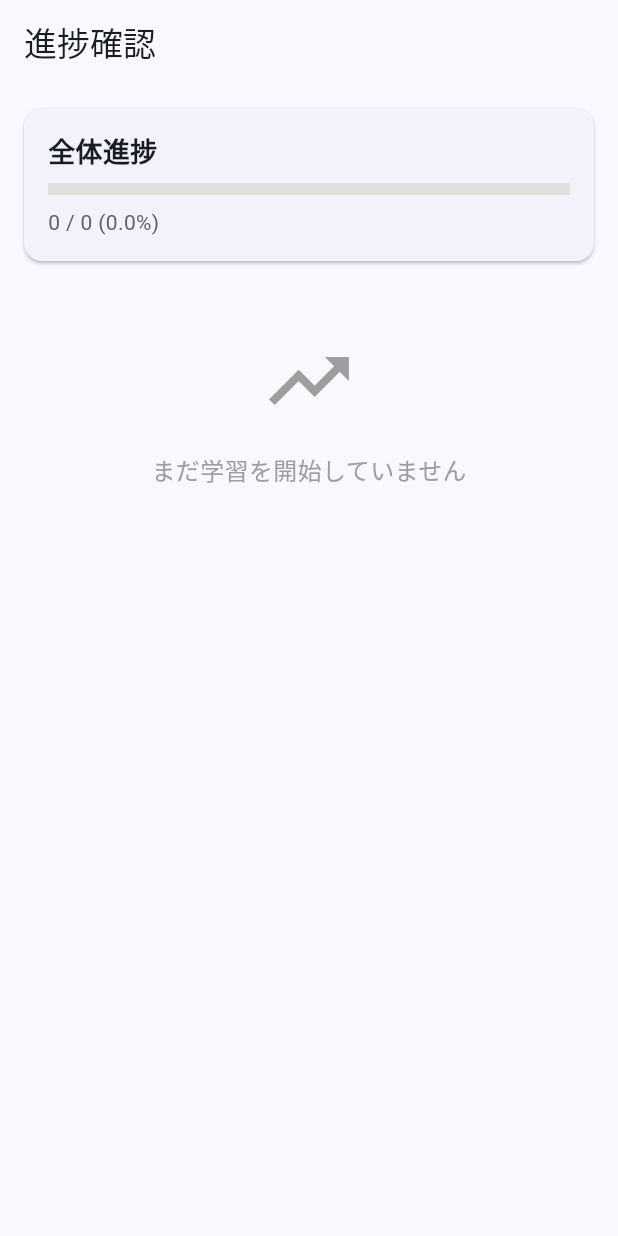
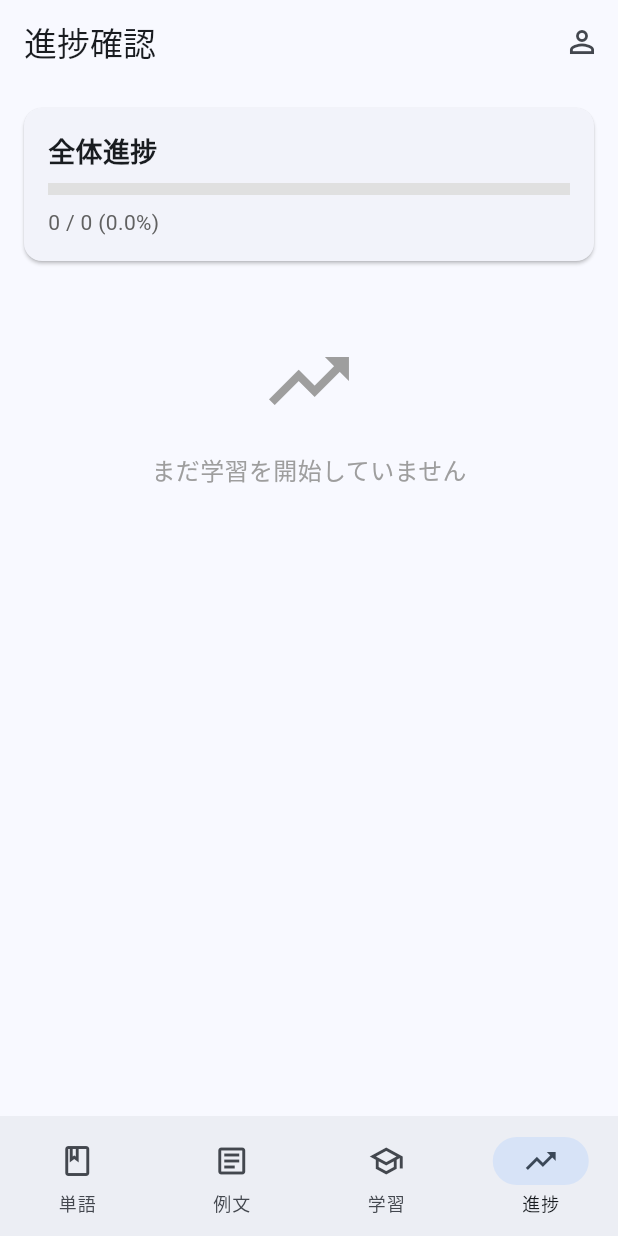
Before and after one commit to ideal-tomy/Engrowth_app, a Flutter app: the ProgressScreen screen opened by its route, on a phone screen of 412 x 824 dp. Run offline on Flutter 3.47's test engine with Material 3 defaults, Android fonts, the light colour scheme and no system bars; our stand-ins replace cached_network_image, csv, flutter_dotenv, flutter_riverpod, go_router, shimmer and 1 more; accounts and stored records are empty.

Commit message:
フッターにメイン4ページへのリンク設置

```diff
--- a/lib/screens/progress_screen.dart
+++ b/lib/screens/progress_screen.dart
@@ -1,6 +1,8 @@
 import 'package:flutter/material.dart';
 import 'package:flutter_riverpod/flutter_riverpod.dart';
+import 'package:go_router/go_router.dart';
 import '../widgets/progress_indicator.dart';
+import '../widgets/main_bottom_nav.dart';
 import '../providers/progress_provider.dart';
 import '../providers/sentence_provider.dart';
 
@@ -16,7 +18,15 @@ class ProgressScreen extends ConsumerWidget {
     return Scaffold(
       appBar: AppBar(
         title: const Text('進捗確認'),
+        actions: [
+          IconButton(
+            icon: const Icon(Icons.person_outline),
+            onPressed: () => context.push('/account'),
+            tooltip: 'アカウント',
+          ),
+        ],
       ),
+      bottomNavigationBar: const MainBottomNav(),
       body: SingleChildScrollView(
         child: Column(
           children: [
--- a/lib/utils/router.dart
+++ b/lib/utils/router.dart
@@ -5,6 +5,7 @@ import '../screens/sentence_list_screen.dart';
 import '../screens/study_screen.dart';
 import '../screens/progress_screen.dart';
 import '../screens/hint_settings_screen.dart';
+import '../screens/account_screen.dart';
 
 final appRouter = GoRouter(
   initialLocation: '/',
@@ -33,5 +34,9 @@ final appRouter = GoRouter(
       path: '/hint-settings',
       builder: (context, state) => const HintSettingsScreen(),
     ),
+    GoRoute(
+      path: '/account',
+      builder: (context, state) => const AccountScreen(),
+    ),
   ],
 );
--- /dev/null
+++ b/lib/widgets/main_bottom_nav.dart
@@ -0,0 +1,58 @@
+import 'package:flutter/material.dart';
+import 'package:go_router/go_router.dart';
+
+class MainBottomNav extends StatelessWidget {
+  const MainBottomNav({super.key});
+
+  int _locationToIndex(String location) {
+    if (location.startsWith('/words')) return 0;
+    if (location.startsWith('/sentences')) return 1;
+    if (location.startsWith('/study')) return 2;
+    if (location.startsWith('/progress')) return 3;
+    return 0;
+  }
+
+  @override
+  Widget build(BuildContext context) {
+    final location = GoRouterState.of(context).uri.path;
+    final currentIndex = _locationToIndex(location);
+
+    return NavigationBar(
+      selectedIndex: currentIndex,
+      onDestinationSelected: (index) {
+        final target = switch (index) {
+          0 => '/words',
+          1 => '/sentences',
+          2 => '/study',
+          3 => '/progress',
+          _ => '/words',
+        };
+        if (location != target) {
+          context.go(target);
+        }
+      },
+      destinations: const [
+        NavigationDestination(
+          icon: Icon(Icons.book_outlined),
+          selectedIcon: Icon(Icons.book),
+          label: '単語',
+        ),
+        NavigationDestination(
+          icon: Icon(Icons.article_outlined),
+          selectedIcon: Icon(Icons.article),
+          label: '例文',
+        ),
+        NavigationDestination(
+          icon: Icon(Icons.school_outlined),
+          selectedIcon: Icon(Icons.school),
+          label: '学習',
+        ),
+        NavigationDestination(
+          icon: Icon(Icons.trending_up_outlined),
+          selectedIcon: Icon(Icons.trending_up),
+          label: '進捗',
+        ),
+      ],
+    );
+  }
+}
```
Also changed, not shown: lib/screens/account_screen.dart (added, +20 -0 lines), lib/screens/home_screen.dart (+9 -0 lines), lib/screens/sentence_list_screen.dart (+10 -0 lines), lib/screens/study_screen.dart (+9 -0 lines), lib/screens/word_list_screen.dart (+11 -3 lines).
